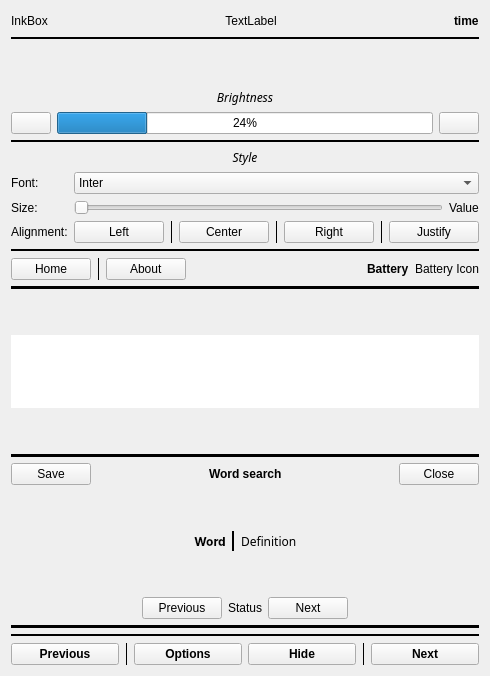
Before: the Qt Designer form reader.ui in Quill-OS/quill, drawn with Qt 5.
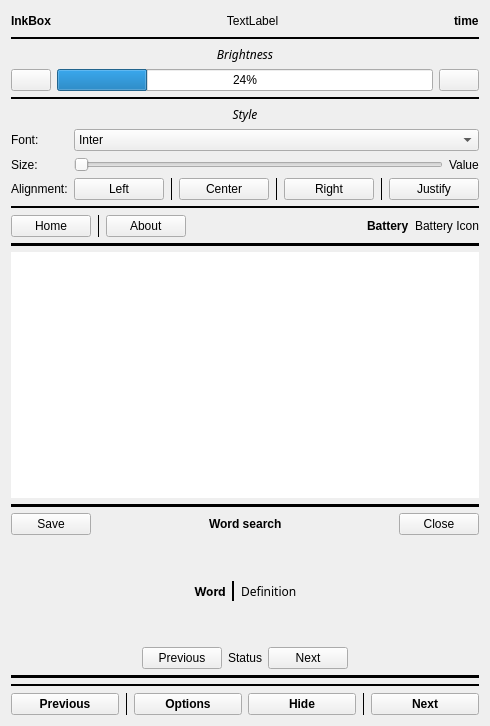
After: the same form once the commit is applied.

Commit message:
Correct layout
Some spacer widgets are not required anymore because of the new
QTextEdit.

Diff of the .ui file:
```diff
--- a/reader.ui
+++ b/reader.ui
@@ -7,7 +7,7 @@
     <x>0</x>
     <y>0</y>
     <width>490</width>
-    <height>676</height>
+    <height>726</height>
    </rect>
   </property>
   <property name="windowTitle">
@@ -16,7 +16,7 @@
   <layout class="QVBoxLayout" name="verticalLayout">
    <item>
     <layout class="QGridLayout" name="gridLayout">
-     <item row="12" column="0">
+     <item row="10" column="0">
       <widget class="QStackedWidget" name="wordWidget">
        <widget class="QWidget" name="page_8">
         <layout class="QVBoxLayout" name="verticalLayout_4">
@@ -402,6 +402,12 @@
                  </item>
                  <item row="0" column="0">
                   <widget class="QLabel" name="inkboxLabel">
+                   <property name="font">
+                    <font>
+                     <weight>75</weight>
+                     <bold>true</bold>
+                    </font>
+                   </property>
                    <property name="text">
                     <string>InkBox</string>
                    </property>
@@ -440,43 +446,6 @@
                </item>
               </layout>
              </item>
-             <item>
-              <widget class="QStackedWidget" name="spacerWidget">
-               <widget class="QWidget" name="page_10">
-                <layout class="QVBoxLayout" name="verticalLayout_5">
-                 <property name="spacing">
-                  <number>0</number>
-                 </property>
-                 <property name="leftMargin">
-                  <number>0</number>
-                 </property>
-                 <property name="topMargin">
-                  <number>0</number>
-                 </property>
-                 <property name="rightMargin">
-                  <number>0</number>
-                 </property>
-                 <property name="bottomMargin">
-                  <number>0</number>
-                 </property>
-                 <item>
-                  <spacer name="verticalSpacer_5">
-                   <property name="orientation">
-                    <enum>Qt::Vertical</enum>
-                   </property>
-                   <property name="sizeHint" stdset="0">
-                    <size>
-                     <width>20</width>
-                     <height>37</height>
-                    </size>
-                   </property>
-                  </spacer>
-                 </item>
-                </layout>
-               </widget>
-               <widget class="QWidget" name="page_11"/>
-              </widget>
-             </item>
             </layout>
            </widget>
            <widget class="QWidget" name="page_5"/>
@@ -905,7 +874,7 @@
        <widget class="QWidget" name="page_21"/>
       </widget>
      </item>
-     <item row="17" column="0">
+     <item row="15" column="0">
       <layout class="QGridLayout" name="gridLayout_2">
        <item row="0" column="4">
         <widget class="Line" name="line_3">
@@ -981,20 +950,7 @@
        </item>
       </layout>
      </item>
-     <item row="11" column="0">
-      <spacer name="verticalSpacer">
-       <property name="orientation">
-        <enum>Qt::Vertical</enum>
-       </property>
-       <property name="sizeHint" stdset="0">
-        <size>
-         <width>20</width>
-         <height>40</height>
-        </size>
-       </property>
-      </spacer>
-     </item>
-     <item row="10" column="0">
+     <item row="9" column="0">
       <widget class="QTextEdit" name="text">
        <property name="sizePolicy">
         <sizepolicy hsizetype="Expanding" vsizetype="Expanding">
@@ -1022,7 +978,7 @@
        </property>
       </widget>
      </item>
-     <item row="16" column="0">
+     <item row="14" column="0">
       <widget class="Line" name="line_2">
        <property name="frameShadow">
         <enum>QFrame::Plain</enum>
@@ -1035,19 +991,6 @@
        </property>
       </widget>
      </item>
-     <item row="9" column="0">
-      <spacer name="verticalSpacer_2">
-       <property name="orientation">
-        <enum>Qt::Vertical</enum>
-       </property>
-       <property name="sizeHint" stdset="0">
-        <size>
-         <width>20</width>
-         <height>40</height>
-        </size>
-       </property>
-      </spacer>
-     </item>
     </layout>
    </item>
   </layout>
```
The commit also changes 4 other files.
